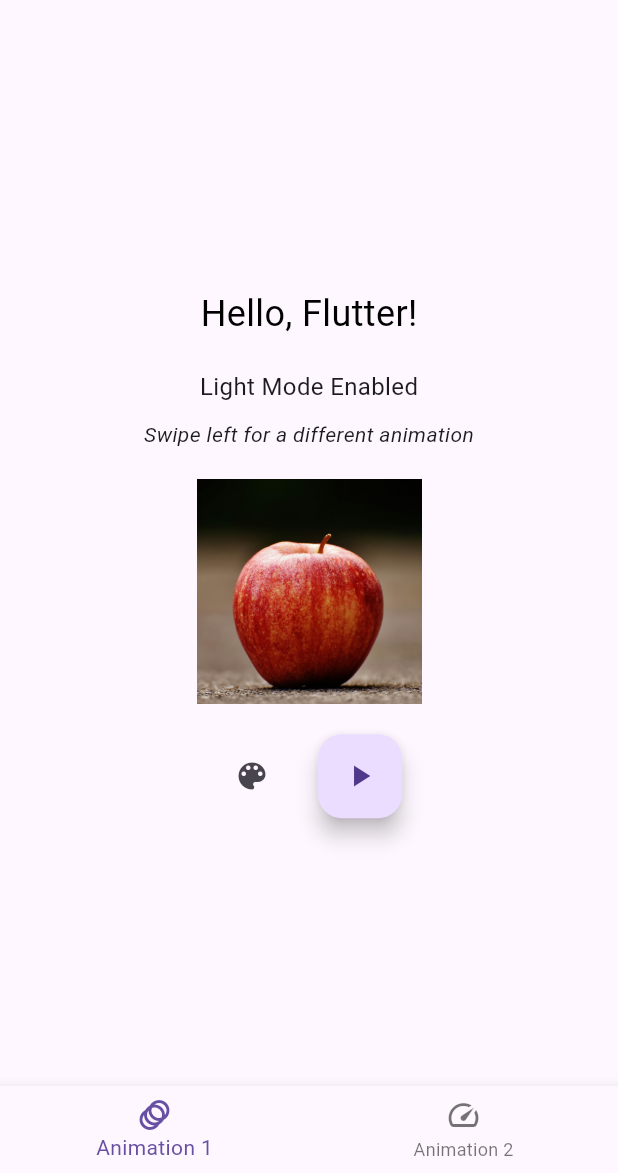
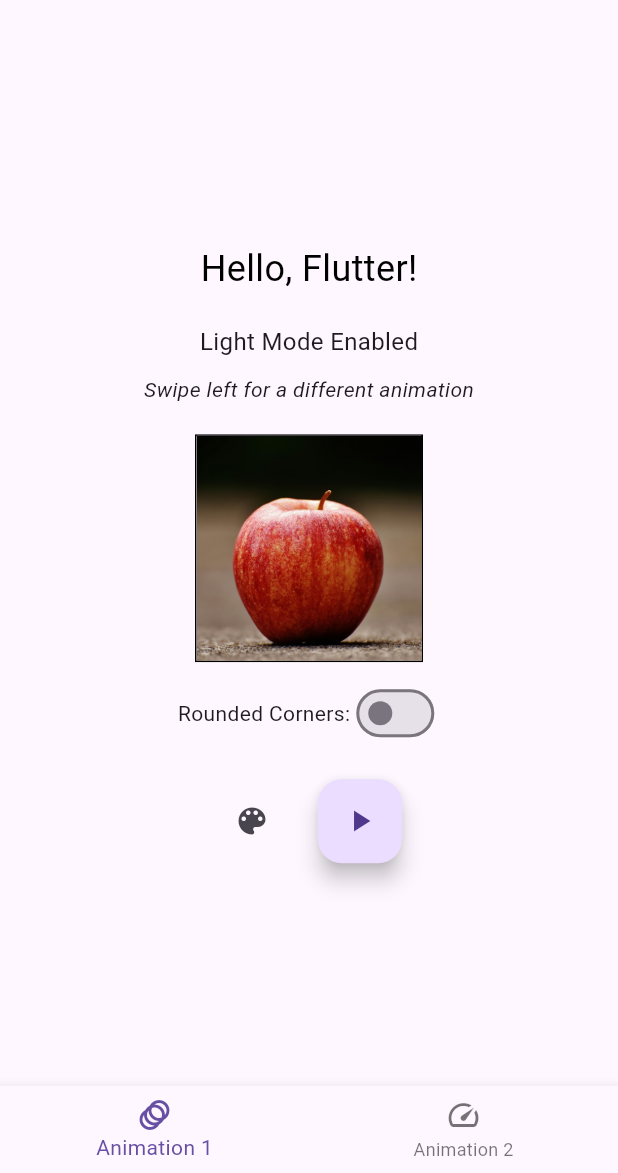
Before and after one commit to fizzahfaizi21/fading_text, a Flutter app: the screen it shows after launch, on a phone screen of 412 x 824 dp, the part 63-1236 px from its top. Run offline on Flutter 3.47's test engine with Material 3 defaults, Android fonts, the light colour scheme and no system bars.

Commit message:
added rounded corners

```diff
--- a/lib/main.dart
+++ b/lib/main.dart
@@ -142,6 +142,8 @@ class _FadingTextAnimationState extends State<FadingTextAnimation>
   List<ConfettiParticle> _confetti = [];
   AnimationController? _confettiController;
   bool _showConfetti = false;
+  bool _hasRoundedCorners = false;
+  double _cornerRadius = 0;
 
   @override
   void initState() {
@@ -173,6 +175,13 @@ class _FadingTextAnimationState extends State<FadingTextAnimation>
       _showConfetti = true;
       _generateConfetti();
       _confettiController!.forward(from: 0.0);
+    });
+  }
+
+  void toggleCornerRadius() {
+    setState(() {
+      _hasRoundedCorners = !_hasRoundedCorners;
+      _cornerRadius = _hasRoundedCorners ? 20.0 : 0.0;
     });
   }
 
@@ -237,16 +246,42 @@ class _FadingTextAnimationState extends State<FadingTextAnimation>
                 style: TextStyle(fontSize: 14, fontStyle: FontStyle.italic),
               ),
               SizedBox(height: 20),
-              // Image in the middle
+              // Image in the middle with animated border radius
               AnimatedOpacity(
                 opacity: _isVisible ? 1.0 : 0.0,
                 duration: widget.duration,
-                child: Image.asset(
-                  'assets/images/pexels-pixabay-206959.jpg', // Replace with your image path
-                  width: 150,
-                  height: 150,
-                  fit: BoxFit.cover,
+                child: ClipRRect(
+                  borderRadius: BorderRadius.circular(_cornerRadius),
+                  child: Container(
+                    decoration: BoxDecoration(
+                      border: Border.all(
+                        color: widget.isDarkMode ? Colors.white : Colors.black,
+                        width: 1.0,
+                      ),
+                      borderRadius: BorderRadius.circular(_cornerRadius),
+                    ),
+                    child: Image.asset(
+                      'assets/images/pexels-pixabay-206959.jpg', // Replace with your image path
+                      width: 150,
+                      height: 150,
+                      fit: BoxFit.cover,
+                    ),
+                  ),
                 ),
+              ),
+              SizedBox(height: 10),
+              // Toggle for rounded corners
+              Row(
+                mainAxisAlignment: MainAxisAlignment.center,
+                children: [
+                  Text('Rounded Corners:'),
+                  Switch(
+                    value: _hasRoundedCorners,
+                    onChanged: (value) {
+                      toggleCornerRadius();
+                    },
+                  ),
+                ],
               ),
               SizedBox(height: 20),
               // Buttons for color and visibility
```
